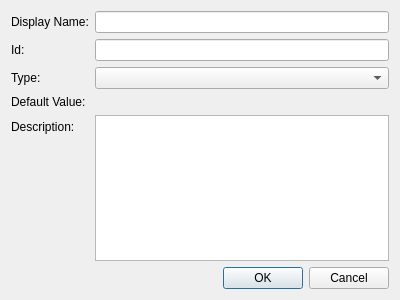
The window that Source/Tome/Fields/fielddefinitionwindow.ui (npruehs/tome-editor) describes before a commit, drawn with Qt 5.
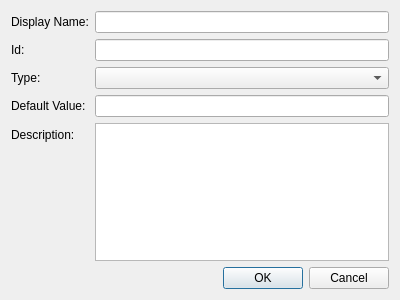
The same window after the commit.

Commit message: ADDED: Fields - Specifying default values for fields.

Diff of the .ui file:
```diff
--- a/Source/Tome/Fields/fielddefinitionwindow.ui
+++ b/Source/Tome/Fields/fielddefinitionwindow.ui
@@ -71,6 +71,9 @@
    <item row="6" column="1">
     <widget class="QPlainTextEdit" name="plainTextEditDescription"/>
    </item>
+   <item row="5" column="1">
+    <widget class="QLineEdit" name="lineEditDefaultValue"/>
+   </item>
   </layout>
  </widget>
  <resources/>
```
The commit also changes 5 other files.
